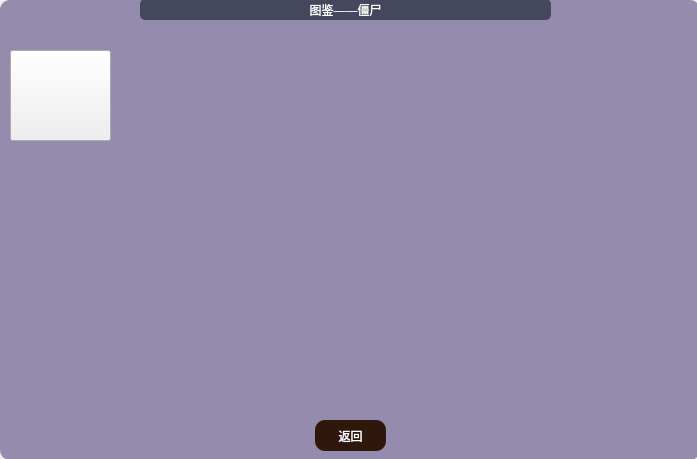
Before: the Qt Designer form plants-vs-zombies/introducezombies.ui in Flechazotao/PVZ, drawn with Qt 5.
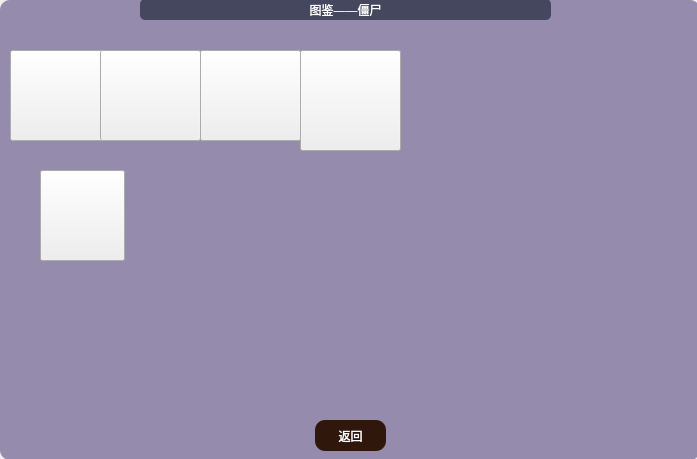
After: the same form once the commit is applied. Icons and pictures are not drawn.

Commit message: 先push一下

What changed in the file:
```diff
--- a/plants-vs-zombies/introducezombies.ui
+++ b/plants-vs-zombies/introducezombies.ui
@@ -105,7 +105,7 @@
       <rect>
        <x>20</x>
        <y>205</y>
-       <width>211</width>
+       <width>221</width>
        <height>181</height>
       </rect>
      </property>
@@ -116,9 +116,9 @@
     <widget class="QLabel" name="name">
      <property name="geometry">
       <rect>
-       <x>68</x>
+       <x>48</x>
        <y>200</y>
-       <width>121</width>
+       <width>161</width>
        <height>25</height>
       </rect>
      </property>
@@ -160,6 +160,66 @@
      <set>Qt::AlignmentFlag::AlignCenter</set>
     </property>
    </widget>
+   <widget class="QPushButton" name="ConeheadZombie">
+    <property name="geometry">
+     <rect>
+      <x>100</x>
+      <y>50</y>
+      <width>101</width>
+      <height>91</height>
+     </rect>
+    </property>
+    <property name="styleSheet">
+     <string notr="true">QPushButton#ConeheadZombie{
+	border-image: url(:/Picture/Zombie/ConeheadZombie/0.gif);
+}</string>
+    </property>
+   </widget>
+   <widget class="QPushButton" name="ScreenDoorZombie">
+    <property name="geometry">
+     <rect>
+      <x>300</x>
+      <y>50</y>
+      <width>101</width>
+      <height>101</height>
+     </rect>
+    </property>
+    <property name="styleSheet">
+     <string notr="true">QPushButton#ScreenDoorZombie{
+	border-image: url(:/Picture/Zombie/ScreenDoorZombie/0.gif);
+}</string>
+    </property>
+   </widget>
+   <widget class="QPushButton" name="FootballZombie">
+    <property name="geometry">
+     <rect>
+      <x>40</x>
+      <y>170</y>
+      <width>85</width>
+      <height>91</height>
+     </rect>
+    </property>
+    <property name="styleSheet">
+     <string notr="true">QPushButton#FootballZombie{
+	border-image: url(:/Picture/Zombie/FootballZombie/0.gif);
+}</string>
+    </property>
+   </widget>
+   <widget class="QPushButton" name="BucketheadZombie">
+    <property name="geometry">
+     <rect>
+      <x>200</x>
+      <y>50</y>
+      <width>101</width>
+      <height>91</height>
+     </rect>
+    </property>
+    <property name="styleSheet">
+     <string notr="true">QPushButton#BucketheadZombie{
+	border-image: url(:/Picture/Zombie/BucketheadZombie/0.gif);
+}</string>
+    </property>
+   </widget>
   </widget>
  </widget>
  <resources/>
```
The commit also changes 31 other files.
